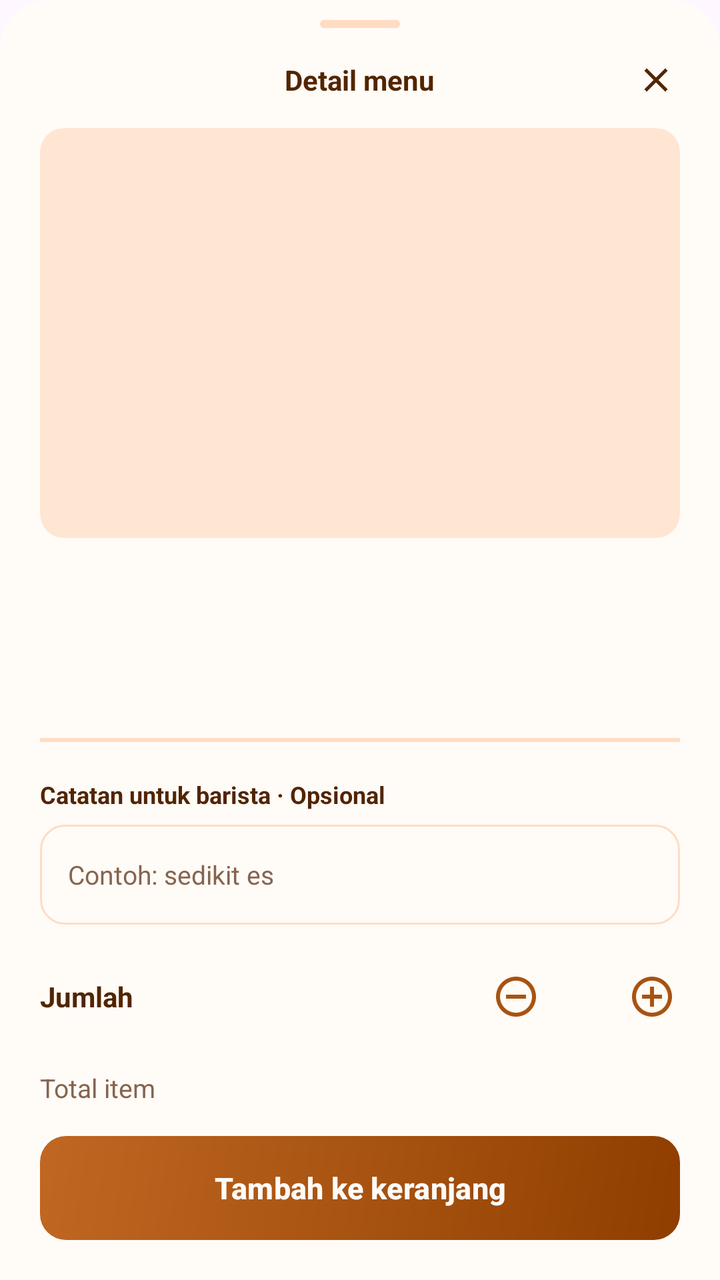
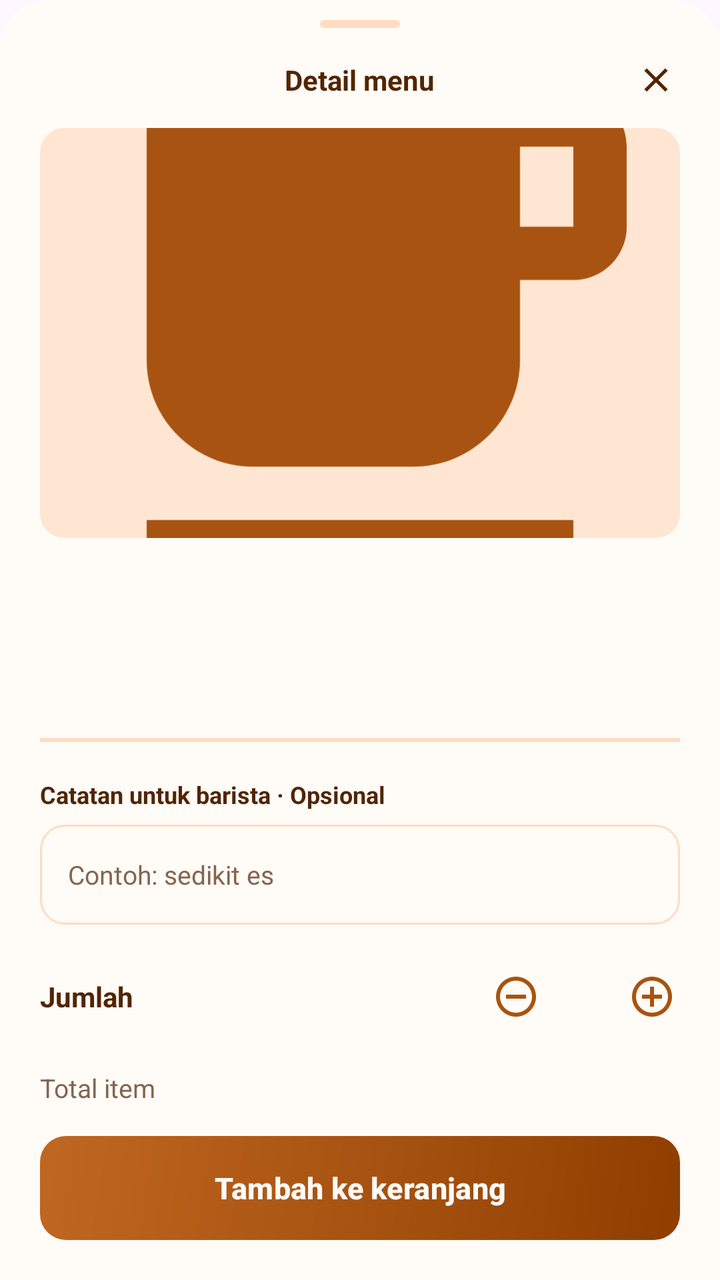

Compare the two renders of this Android layout. The source of the first and the diff that turns it into the second are given below.
<!-- AndroidManifest.xml: application theme Theme.KopiInggil -->
<!-- res/layout/sheet_detail_menu.xml -->
<?xml version="1.0" encoding="utf-8"?>
<LinearLayout xmlns:android="http://schemas.android.com/apk/res/android"
    xmlns:app="http://schemas.android.com/apk/res-auto"
    android:layout_width="match_parent"
    android:layout_height="wrap_content"
    android:background="@drawable/bg_bottom_sheet"
    android:orientation="vertical">

    <View
        android:layout_width="40dp"
        android:layout_height="4dp"
        android:layout_gravity="center_horizontal"
        android:layout_marginTop="10dp"
        android:background="@drawable/bg_sheet_handle" />

    <FrameLayout
        android:layout_width="match_parent"
        android:layout_height="wrap_content"
        android:paddingStart="20dp"
        android:paddingTop="14dp"
        android:paddingEnd="20dp"
        android:paddingBottom="12dp">

        <TextView
            android:layout_width="wrap_content"
            android:layout_height="wrap_content"
            android:layout_gravity="center"
            android:text="@string/detail_title"
            android:textColor="@color/ngopi_ink"
            android:textSize="14sp"
            android:textStyle="bold" />

        <ImageView
            android:id="@+id/btnClose"
            android:layout_width="24dp"
            android:layout_height="24dp"
            android:layout_gravity="end|center_vertical"
            android:background="?attr/selectableItemBackgroundBorderless"
            android:contentDescription="@string/detail_close"
            android:padding="2dp"
            android:src="@drawable/ic_close"
            app:tint="@color/ngopi_ink" />
    </FrameLayout>

    <ScrollView
        android:layout_width="match_parent"
        android:layout_height="0dp"
        android:layout_weight="1"
        android:fillViewport="false"
        android:scrollbars="none">

        <LinearLayout
            android:layout_width="match_parent"
            android:layout_height="wrap_content"
            android:orientation="vertical"
            android:paddingStart="20dp"
            android:paddingEnd="20dp"
            android:paddingBottom="20dp">

            <com.google.android.material.imageview.ShapeableImageView
                android:id="@+id/ivFoto"
                android:layout_width="match_parent"
                android:layout_height="205dp"
                android:background="@drawable/bg_photo_placeholder"
                android:contentDescription="@null"
                android:scaleType="centerCrop"
                app:shapeAppearanceOverlay="@style/ShapeAppearance.Ngopi.Photo" />

            <LinearLayout
                android:layout_width="match_parent"
                android:layout_height="wrap_content"
                android:layout_marginTop="22dp"
                android:gravity="center_vertical"
                android:orientation="horizontal">

                <TextView
                    android:id="@+id/tvNama"
                    android:layout_width="0dp"
                    android:layout_height="wrap_content"
                    android:layout_weight="1"
                    android:letterSpacing="-0.02"
                    android:textColor="@color/ngopi_ink"
                    android:textSize="24sp"
                    android:textStyle="bold" />

                <TextView
                    android:id="@+id/tvHarga"
                    android:layout_width="wrap_content"
                    android:layout_height="wrap_content"
                    android:layout_marginStart="12dp"
                    android:textColor="@color/ngopi_primary"
                    android:textSize="14sp"
                    android:textStyle="bold" />
            </LinearLayout>

            <TextView
                android:id="@+id/tvDeskripsi"
                android:layout_width="match_parent"
                android:layout_height="wrap_content"
                android:layout_marginTop="8dp"
                android:lineSpacingMultiplier="1.15"
                android:textColor="@color/ngopi_muted"
                android:textSize="13sp" />

            <View
                android:layout_width="match_parent"
                android:layout_height="1dp"
                android:layout_marginTop="20dp"
                android:background="@color/ngopi_border" />

            <LinearLayout
                android:id="@+id/opsiContainer"
                android:layout_width="match_parent"
                android:layout_height="wrap_content"
                android:orientation="vertical" />

            <View
                android:layout_width="match_parent"
                android:layout_height="1dp"
                android:background="@color/ngopi_border" />

            <TextView
                android:layout_width="wrap_content"
                android:layout_height="wrap_content"
                android:layout_marginTop="18dp"
                android:text="@string/detail_notes_label"
                android:textColor="@color/ngopi_ink"
                android:textSize="12sp"
                android:textStyle="bold" />

            <EditText
                android:id="@+id/etCatatan"
                android:layout_width="match_parent"
                android:layout_height="50dp"
                android:layout_marginTop="7dp"
                android:background="@drawable/bg_search"
                android:hint="@string/detail_notes_hint"
                android:imeOptions="actionDone"
                android:importantForAutofill="no"
                android:inputType="textCapSentences"
                android:maxLength="120"
                android:maxLines="1"
                android:paddingStart="14dp"
                android:paddingEnd="14dp"
                android:textColor="@color/ngopi_ink"
                android:textColorHint="@color/ngopi_muted"
                android:textSize="13sp" />

            <LinearLayout
                android:layout_width="match_parent"
                android:layout_height="wrap_content"
                android:layout_marginTop="22dp"
                android:gravity="center_vertical"
                android:orientation="horizontal">

                <TextView
                    android:layout_width="0dp"
                    android:layout_height="wrap_content"
                    android:layout_weight="1"
                    android:text="@string/detail_qty_title"
                    android:textColor="@color/ngopi_ink"
                    android:textSize="14sp"
                    android:textStyle="bold" />

                <ImageView
                    android:id="@+id/btnMinus"
                    android:layout_width="28dp"
                    android:layout_height="28dp"
                    android:background="?attr/selectableItemBackgroundBorderless"
                    android:contentDescription="@string/detail_minus"
                    android:padding="2dp"
                    android:src="@drawable/ic_remove_circle"
                    app:tint="@color/ngopi_primary" />

                <TextView
                    android:id="@+id/tvQty"
                    android:layout_width="40dp"
                    android:layout_height="wrap_content"
                    android:gravity="center"
                    android:textColor="@color/ngopi_ink"
                    android:textSize="15sp"
                    android:textStyle="bold" />

                <ImageView
                    android:id="@+id/btnPlus"
                    android:layout_width="28dp"
                    android:layout_height="28dp"
                    android:background="?attr/selectableItemBackgroundBorderless"
                    android:contentDescription="@string/detail_plus"
                    android:padding="2dp"
                    android:src="@drawable/ic_add_circle"
                    app:tint="@color/ngopi_primary" />
            </LinearLayout>
        </LinearLayout>
    </ScrollView>

    <LinearLayout
        android:layout_width="match_parent"
        android:layout_height="wrap_content"
        android:background="@color/ngopi_surface"
        android:orientation="vertical"
        android:paddingStart="20dp"
        android:paddingTop="14dp"
        android:paddingEnd="20dp"
        android:paddingBottom="20dp">

        <LinearLayout
            android:layout_width="match_parent"
            android:layout_height="wrap_content"
            android:gravity="center_vertical"
            android:orientation="horizontal">

            <TextView
                android:layout_width="0dp"
                android:layout_height="wrap_content"
                android:layout_weight="1"
                android:text="@string/detail_total_label"
                android:textColor="@color/ngopi_muted"
                android:textSize="13sp" />

            <TextView
                android:id="@+id/tvTotal"
                android:layout_width="wrap_content"
                android:layout_height="wrap_content"
                android:textColor="@color/ngopi_ink"
                android:textSize="18sp"
                android:textStyle="bold" />
        </LinearLayout>

        <com.google.android.material.button.MaterialButton
            android:id="@+id/btnTambah"
            android:layout_width="match_parent"
            android:layout_height="52dp"
            android:layout_marginTop="12dp"
            android:background="@drawable/bg_button_primary"
            android:insetTop="0dp"
            android:insetBottom="0dp"
            android:text="@string/detail_btn_add"
            android:textAllCaps="false"
            android:textColor="@color/ngopi_surface"
            android:textSize="15sp"
            android:textStyle="bold"
            app:backgroundTint="@null"
            app:cornerRadius="13dp" />
    </LinearLayout>
</LinearLayout>
<!-- resources referenced by this layout -->
<resources>
  <color name="ngopi_border">#FFDCC2</color>
  <color name="ngopi_ink">#522500</color>
  <color name="ngopi_muted">#85654F</color>
  <color name="ngopi_primary">#A85311</color>
  <color name="ngopi_surface">#FFFBF7</color>
  <!-- drawable bg_bottom_sheet (drawable) -->
  <?xml version="1.0" encoding="utf-8"?>
  <shape xmlns:android="http://schemas.android.com/apk/res/android" android:shape="rectangle">
      <solid android:color="@color/ngopi_surface" />
      <corners
          android:topLeftRadius="24dp"
          android:topRightRadius="24dp" />
  </shape>
  <!-- drawable bg_photo_placeholder (drawable) -->
  <?xml version="1.0" encoding="utf-8"?>
  <shape xmlns:android="http://schemas.android.com/apk/res/android" android:shape="rectangle">
      <solid android:color="@color/ngopi_badge" />
      <corners android:radius="12dp" />
  </shape>
  <!-- drawable bg_search (drawable) -->
  <?xml version="1.0" encoding="utf-8"?>
  <shape xmlns:android="http://schemas.android.com/apk/res/android" android:shape="rectangle">
      <solid android:color="@color/ngopi_surface" />
      <corners android:radius="12dp" />
      <stroke
          android:width="1dp"
          android:color="@color/ngopi_border" />
  </shape>
  <!-- drawable bg_sheet_handle (drawable) -->
  <?xml version="1.0" encoding="utf-8"?>
  <shape xmlns:android="http://schemas.android.com/apk/res/android" android:shape="rectangle">
      <solid android:color="@color/ngopi_border" />
      <corners android:radius="2dp" />
  </shape>
  <!-- drawable ic_close (drawable) -->
  <vector xmlns:android="http://schemas.android.com/apk/res/android"
      android:width="24dp"
      android:height="24dp"
      android:tint="@color/ngopi_ink"
      android:viewportWidth="24"
      android:viewportHeight="24">
      <path
          android:fillColor="@android:color/white"
          android:pathData="M19,6.41L17.59,5 12,10.59 6.41,5 5,6.41 10.59,12 5,17.59 6.41,19 12,13.41 17.59,19 19,17.59 13.41,12z" />
  </vector>
  <string name="detail_btn_add">Tambah ke keranjang</string>
  <string name="detail_close">Tutup</string>
  <string name="detail_minus">Kurangi jumlah</string>
  <string name="detail_notes_hint">Contoh: sedikit es</string>
  <string name="detail_notes_label">Catatan untuk barista · Opsional</string>
  <string name="detail_plus">Tambah jumlah</string>
  <string name="detail_qty_title">Jumlah</string>
  <string name="detail_title">Detail menu</string>
  <string name="detail_total_label">Total item</string>
  <style name="ShapeAppearance.Ngopi.Photo" parent="">
          <item name="cornerFamily">rounded</item>
          <item name="cornerSize">12dp</item>
      </style>
  <style name="Theme.KopiInggil" parent="Base.Theme.KopiInggil" />
  <color name="ngopi_primary_dark">#8F3E00</color>
  <color name="ngopi_primary_light">#C06722</color>
  <color name="ngopi_badge">#FFE6D3</color>
  <style name="Base.Theme.KopiInggil" parent="Theme.Material3.DayNight.NoActionBar">
          
          
      </style>
  <!-- unchanged entries left out for length: 3 -->
</resources>

<!-- the commit's change to res/layout/sheet_detail_menu.xml (unified diff, before → after) -->
@@ -61,9 +61,9 @@
                 android:id="@+id/ivFoto"
                 android:layout_width="match_parent"
                 android:layout_height="205dp"
-                android:background="@drawable/bg_photo_placeholder"
                 android:contentDescription="@null"
                 android:scaleType="centerCrop"
+                android:src="@drawable/drawable_detail_placeholder"
                 app:shapeAppearanceOverlay="@style/ShapeAppearance.Ngopi.Photo" />
 
             <LinearLayout
<!-- resource entries referenced after the edit -->
@@ -12,12 +12,6 @@
       <corners
           android:topLeftRadius="24dp"
           android:topRightRadius="24dp" />
-  </shape>
-  <!-- drawable bg_photo_placeholder (drawable) -->
-  <?xml version="1.0" encoding="utf-8"?>
-  <shape xmlns:android="http://schemas.android.com/apk/res/android" android:shape="rectangle">
-      <solid android:color="@color/ngopi_badge" />
-      <corners android:radius="12dp" />
   </shape>
   <!-- drawable bg_search (drawable) -->
   <?xml version="1.0" encoding="utf-8"?>
@@ -34,6 +28,21 @@
       <solid android:color="@color/ngopi_border" />
       <corners android:radius="2dp" />
   </shape>
+  <!-- drawable drawable_detail_placeholder (drawable) -->
+  <?xml version="1.0" encoding="utf-8"?>
+  <layer-list xmlns:android="http://schemas.android.com/apk/res/android">
+      <item>
+          <shape android:shape="rectangle">
+              <solid android:color="@color/ngopi_badge" />
+              <corners android:radius="12dp" />
+          </shape>
+      </item>
+      <item
+          android:width="54dp"
+          android:height="54dp"
+          android:gravity="center"
+          android:drawable="@drawable/ic_coffee_primary" />
+  </layer-list>
   <!-- drawable ic_close (drawable) -->
   <vector xmlns:android="http://schemas.android.com/apk/res/android"
       android:width="24dp"
@@ -62,6 +71,16 @@
   <color name="ngopi_primary_dark">#8F3E00</color>
   <color name="ngopi_primary_light">#C06722</color>
   <color name="ngopi_badge">#FFE6D3</color>
+  <!-- drawable ic_coffee_primary (drawable) -->
+  <vector xmlns:android="http://schemas.android.com/apk/res/android"
+      android:width="24dp"
+      android:height="24dp"
+      android:viewportWidth="24"
+      android:viewportHeight="24">
+      <path
+          android:fillColor="@color/ngopi_primary"
+          android:pathData="M20,3L4,3v10c0,2.21 1.79,4 4,4h6c2.21,0 4,-1.79 4,-4v-3h2c1.11,0 2,-0.9 2,-2L22,5c0,-1.11 -0.89,-2 -2,-2zM20,8h-2L18,5h2v3zM4,19h16v2L4,21z" />
+  </vector>
   <style name="Base.Theme.KopiInggil" parent="Theme.Material3.DayNight.NoActionBar">
           
           
